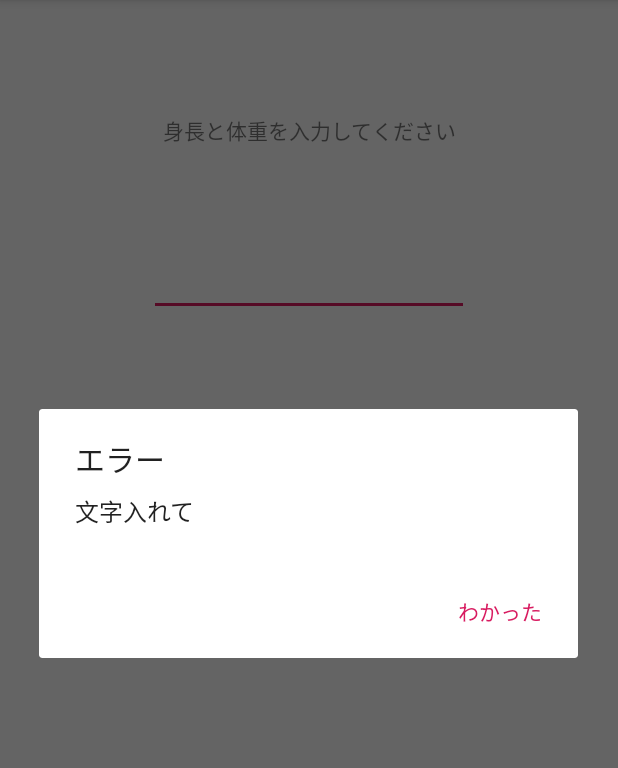
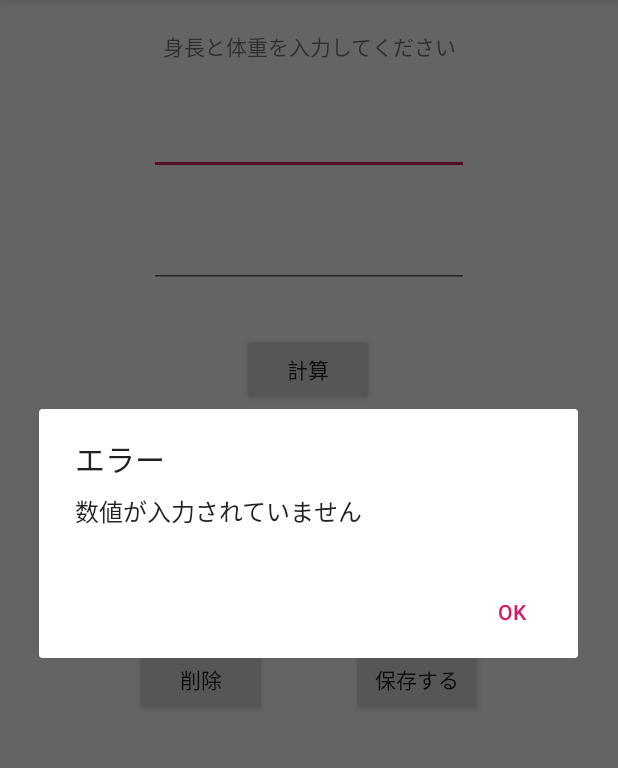
Before and after one commit to ysakakibara/BMICalcurationAndroid, an Android app: the screen it shows after launch (MainActivity), after a tap on "計算", on a phone screen of 412 x 824 dp, the part 84-852 px from its top. Run offline under Robolectric (Android 15) with nearby library versions, the phone set to English and light mode, and no system bars.

```diff
--- a/app/src/main/java/com/example/bmiapplication/CalculationFragment.kt
+++ b/app/src/main/java/com/example/bmiapplication/CalculationFragment.kt
@@ -1,15 +1,18 @@
 package com.example.bmiapplication
 
+import android.app.Activity
+import android.content.Context
+import android.content.SharedPreferences
 import android.os.Bundle
 import androidx.fragment.app.Fragment
 import android.view.LayoutInflater
 import android.view.View
 import android.view.ViewGroup
-import androidx.appcompat.app.AlertDialog
 import kotlinx.android.synthetic.main.fragment_calcuration.*
+import java.text.SimpleDateFormat
+import java.util.*
 
 class CalculationFragment : Fragment() {
-//    private var listener: OnFragmentInteractionListener? = null
 
     override fun onCreateView(
         inflater: LayoutInflater,
@@ -32,31 +35,54 @@ class CalculationFragment : Fragment() {
             val weight = input_weight.text.toString()
 
             if (height == "" || weight == "") {
-                showErrorDialog("文字入れて")
+                CalculationLogic.showErrorDialog("数値が入力されていません", this.activity!!)
                 return@setOnClickListener
             } else if (height.length > 5 || weight.length > 5) {
-                showErrorDialog("文字多いよ")
+                CalculationLogic.showErrorDialog("入力値が大きすぎます", this.activity!!)
                 return@setOnClickListener
             }
 
-            // BMIを計算するためにfloat型に変換
-            val floHeight = (height.toFloat() * height.toFloat()) / 10000
-            val floWeight = weight.toFloat()
+            val bmi = CalculationLogic.calculationBmi(height, weight)
+            BMI_text.text = bmi
 
-            // BMIの計算
-            val result = (Math.round((floWeight / floHeight) * 10)).toFloat()
+            CalculationLogic.temporarilySaved(height, weight, bmi)
+        }
 
-            // 計算したBMIをTextViewに挿入
-            val bmi : String = (result / 10).toString()
-            BMI_text.text = bmi
+        // 保存ボタン押下時処理
+        save_button.setOnClickListener {
+
+            if (input_height.text.toString() == "" || input_weight.text.toString() == "" || BMI_text.text.toString() == "") {
+                CalculationLogic.showErrorDialog("保存するデータの情報が足りません", this.activity!!)
+                return@setOnClickListener
+            } else if (input_height.text.toString().length > 5 || input_weight.text.toString().length > 5) {
+                CalculationLogic.showErrorDialog("入力値が大きすぎます", this.activity!!)
+                return@setOnClickListener
+            }
+
+            // 文字列を取得
+            val height = CalculationLogic.receiveHeightInf()
+            val weight = CalculationLogic.receiveWeightInf()
+            val bmi = CalculationLogic.receiveBmiInf()
+
+            val data: SharedPreferences = this.activity!!.getSharedPreferences("Data", Context.MODE_PRIVATE)
+            val editor = data.edit()
+
+            val date = SimpleDateFormat("yyyy/M/d", Locale.JAPAN).format(Date())
+
+            val bmiData = CalculationLogic.dataSaveChangeJson(date, height.toFloat(), weight.toFloat(), bmi.toFloat(),input_memo.text.toString(),
+                this.activity!!
+            )
+
+            editor.putString("BMI", bmiData.toString())
+
+            editor.apply()
+
+            val test = data.getString("BMI", "NoData")
+        }
+
+        delete_button.setOnClickListener {
+
         }
     }
 
-    private fun showErrorDialog(errorMessage: String) {
-        AlertDialog.Builder(this.activity!!)
-            .setTitle("エラー")
-            .setMessage(errorMessage)
-            .setPositiveButton("わかった"){ dialog, which -> }
-            .show()
-    }
 }
--- a/app/src/main/res/layout/fragment_calcuration.xml
+++ b/app/src/main/res/layout/fragment_calcuration.xml
@@ -10,7 +10,7 @@
         android:id="@+id/textView"
         android:layout_width="wrap_content"
         android:layout_height="wrap_content"
-        android:layout_marginTop="76dp"
+        android:layout_marginTop="20dp"
         android:text="@string/navigation"
         app:layout_constraintEnd_toEndOf="parent"
         app:layout_constraintStart_toStartOf="parent"
@@ -20,7 +20,7 @@
         android:id="@+id/input_height"
         android:layout_width="wrap_content"
         android:layout_height="wrap_content"
-        android:layout_marginTop="68dp"
+        android:layout_marginTop="30dp"
         android:ems="10"
         android:inputType="numberDecimal"
         app:layout_constraintEnd_toEndOf="parent"
@@ -32,7 +32,7 @@
         android:id="@+id/input_weight"
         android:layout_width="wrap_content"
         android:layout_height="wrap_content"
-        android:layout_marginTop="48dp"
+        android:layout_marginTop="30dp"
         android:ems="10"
         android:inputType="numberDecimal"
         app:layout_constraintEnd_toEndOf="parent"
@@ -43,7 +43,7 @@
         android:id="@+id/calcuration_button"
         android:layout_width="wrap_content"
         android:layout_height="wrap_content"
-        android:layout_marginTop="68dp"
+        android:layout_marginTop="30dp"
         android:text="@string/bmiCalcuration"
         app:layout_constraintEnd_toEndOf="parent"
         app:layout_constraintHorizontal_bias="0.498"
@@ -54,11 +54,45 @@
         android:id="@+id/BMI_text"
         android:layout_width="wrap_content"
         android:layout_height="wrap_content"
-        android:layout_marginTop="72dp"
+        android:layout_marginTop="30dp"
         android:text=""
         app:layout_constraintEnd_toEndOf="parent"
         app:layout_constraintHorizontal_bias="0.498"
         app:layout_constraintStart_toStartOf="parent"
         app:layout_constraintTop_toBottomOf="@+id/calcuration_button" />
 
+    <EditText
+        android:id="@+id/input_memo"
+        android:layout_width="330dp"
+        android:layout_height="59dp"
+        android:layout_marginTop="30dp"
+        android:ems="10"
+        android:hint="言い訳を書きたければ書いてください"
+        android:inputType="textPersonName"
+        app:layout_constraintEnd_toEndOf="parent"
+        app:layout_constraintStart_toStartOf="parent"
+        app:layout_constraintTop_toBottomOf="@id/BMI_text" />
+
+    <Button
+        android:id="@+id/delete_button"
+        android:layout_width="wrap_content"
+        android:layout_height="wrap_content"
+        android:layout_marginStart="90dp"
+        android:layout_marginLeft="90dp"
+        android:layout_marginTop="20dp"
+        android:text="削除"
+        app:layout_constraintStart_toStartOf="parent"
+        app:layout_constraintTop_toBottomOf="@+id/input_memo" />
+
+    <Button
+        android:id="@+id/save_button"
+        android:layout_width="wrap_content"
+        android:layout_height="wrap_content"
+        android:layout_marginTop="20dp"
+        android:layout_marginEnd="90dp"
+        android:layout_marginRight="90dp"
+        android:text="保存する"
+        app:layout_constraintEnd_toEndOf="parent"
+        app:layout_constraintTop_toBottomOf="@+id/input_memo" />
+
 </androidx.constraintlayout.widget.ConstraintLayout>
--- a/build.gradle
+++ b/build.gradle
@@ -8,7 +8,7 @@ buildscript {
 
     }
     dependencies {
-        classpath 'com.android.tools.build:gradle:3.5.2'
+        classpath 'com.android.tools.build:gradle:3.5.3'
         classpath "org.jetbrains.kotlin:kotlin-gradle-plugin:$kotlin_version"
         // NOTE: Do not place your application dependencies here; they belong
         // in the individual module build.gradle files
```
Also changed, not shown: app/src/main/java/com/example/bmiapplication/CalculationLogic.kt (added, +83 -0 lines).
